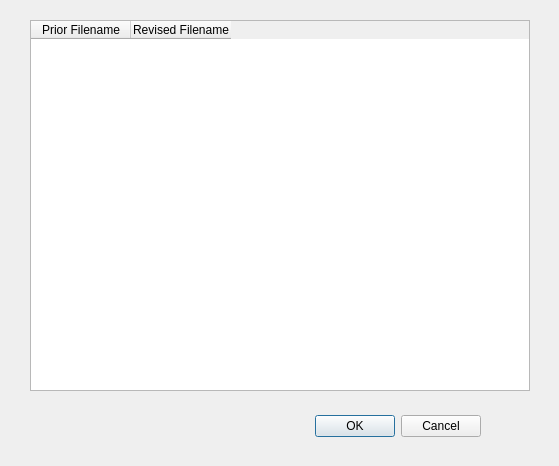
Qt form src/Form_Files/RETable.ui (Sigil-Ebook/Sigil) before a commit.
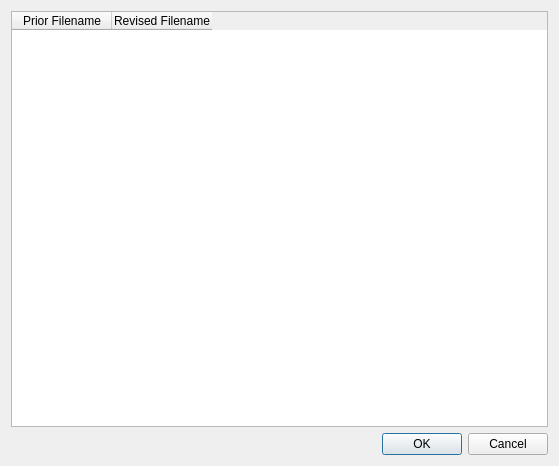
The same form after that commit.

Commit message: use QVerticalLayout in RETable.ui to allow expansion

```diff
--- a/src/Form_Files/RETable.ui
+++ b/src/Form_Files/RETable.ui
@@ -13,22 +13,8 @@
   <property name="windowTitle">
    <string>Rename Table</string>
   </property>
-  <widget class="QDialogButtonBox" name="buttonBox">
-   <property name="geometry">
-    <rect>
-     <x>140</x>
-     <y>410</y>
-     <width>341</width>
-     <height>32</height>
-    </rect>
-   </property>
-   <property name="orientation">
-    <enum>Qt::Horizontal</enum>
-   </property>
-   <property name="standardButtons">
-    <set>QDialogButtonBox::Cancel|QDialogButtonBox::Ok</set>
-   </property>
-  </widget>
+  <layout class="QVBoxLayout" name="verticalLayout">
+   <item>
   <widget class="QTableWidget" name="tableWidget">
    <property name="sizePolicy">
     <sizepolicy hsizetype="Expanding" vsizetype="Expanding">
@@ -36,20 +22,6 @@
      <verstretch>1</verstretch>
     </sizepolicy>
    </property>
-   <property name="geometry">
-    <rect>
-     <x>30</x>
-     <y>20</y>
-     <width>500</width>
-     <height>371</height>
-    </rect>
-   </property>
-   <property name="minimumSize">
-    <size>
-     <width>201</width>
-     <height>o</height>
-    </size>
-   </property>
    <property name="cornerButtonEnabled">
     <bool>true</bool>
    </property>
@@ -70,6 +42,18 @@
     </property>
    </column>
   </widget>
+   </item>
+   <item>
+    <widget class="QDialogButtonBox" name="buttonBox">
+     <property name="orientation">
+      <enum>Qt::Horizontal</enum>
+     </property>
+     <property name="standardButtons">
+      <set>QDialogButtonBox::Cancel|QDialogButtonBox::Ok</set>
+     </property>
+    </widget>
+   </item>
+  </layout>
  </widget>
  <resources/>
  <connections>
```
Lines whose indentation alone changed are shown as unchanged.
